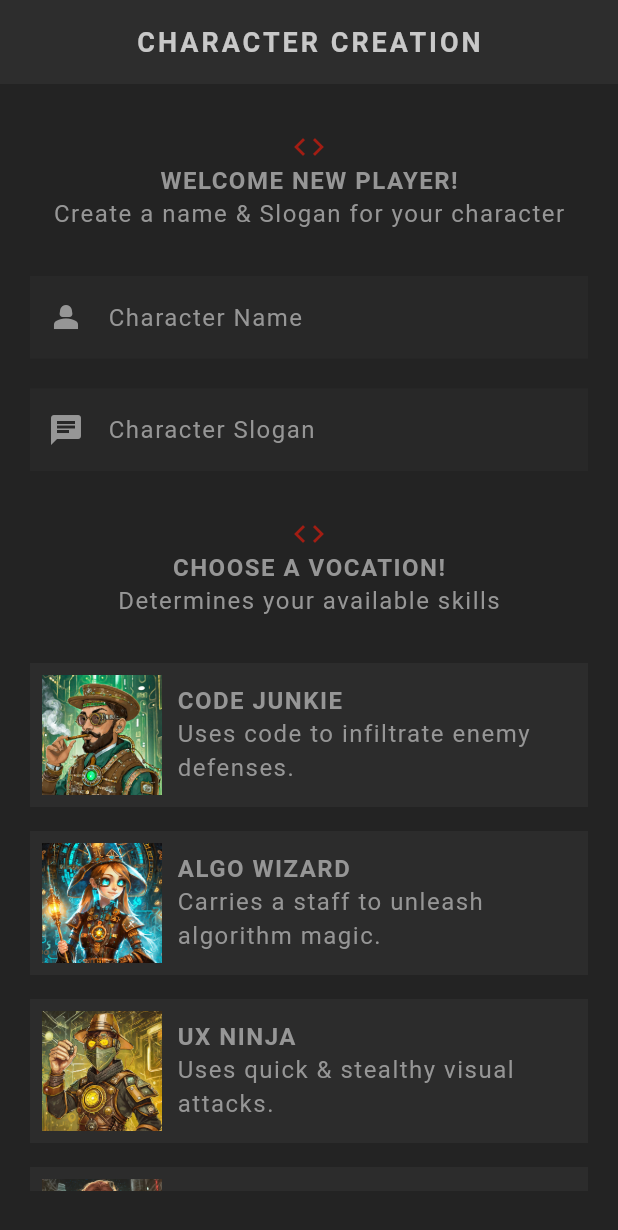
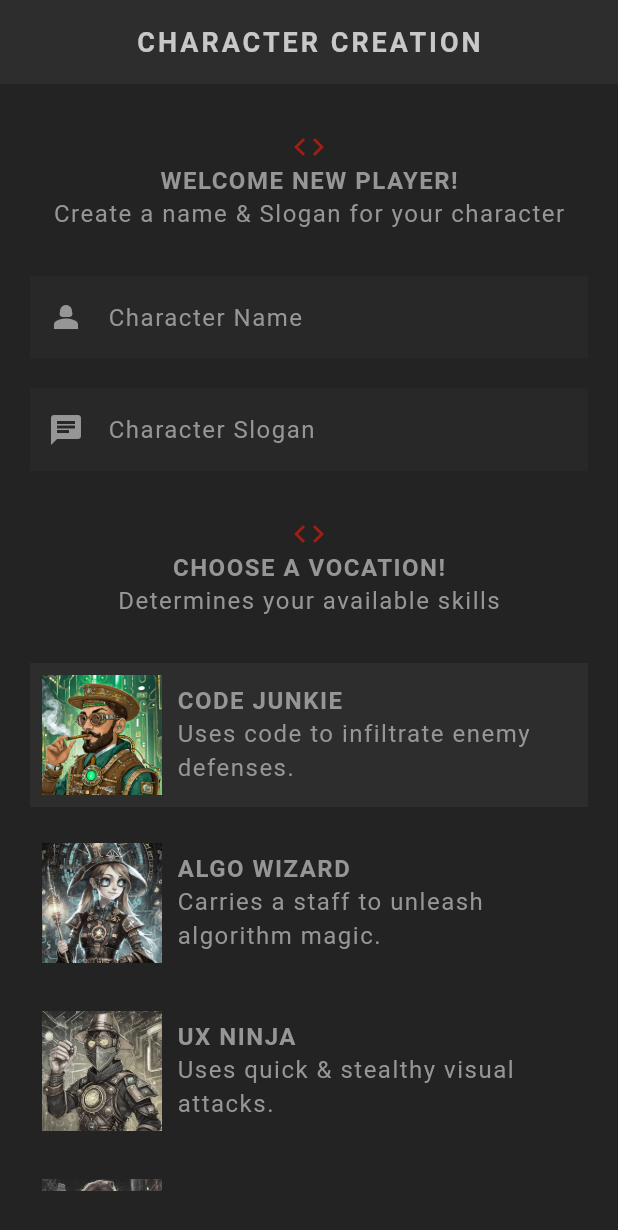
Before and after one commit to VictorDevLab/role_playing_game, a Flutter app: the screen it shows after launch, on a phone screen of 412 x 824 dp. Shown: the top 1230 px of the screen. Run offline on Flutter 3.47's test engine with Material 3 defaults, Android fonts, the phone set to English and light mode, and no system bars; our stand-ins replace google_fonts; Roboto replaces fonts that are missing (Kanit).

Commit message:
selecting a vocation

```diff
--- a/lib/screens/create/create.dart
+++ b/lib/screens/create/create.dart
@@ -22,6 +22,16 @@ class _CreateState extends State<Create> {
     _nameController.dispose();
     _sloganController.dispose();
     super.dispose();
+  }
+
+  //handling vocation selection
+  Vocation selectedVocation = Vocation.junkie;
+
+  void updateVocation(Vocation vocation) {
+    //set state triggers a rebuild
+    setState(() {
+      selectedVocation = vocation;
+    });
   }
 
   //submit handler function
@@ -91,10 +101,26 @@ class _CreateState extends State<Create> {
               ),
               const SizedBox(height: 30),
 
-              VocationCard(vocation: Vocation.junkie),
-              VocationCard(vocation: Vocation.wizard),
-              VocationCard(vocation: Vocation.ninja),
-              VocationCard(vocation: Vocation.raider),
+              VocationCard(
+                selected: selectedVocation == Vocation.junkie,
+                onTap: updateVocation,
+                vocation: Vocation.junkie,
+              ),
+              VocationCard(
+                selected: selectedVocation == Vocation.wizard,
+                onTap: updateVocation,
+                vocation: Vocation.wizard,
+              ),
+              VocationCard(
+                selected: selectedVocation == Vocation.ninja,
+                onTap: updateVocation,
+                vocation: Vocation.ninja,
+              ),
+              VocationCard(
+                selected: selectedVocation == Vocation.raider,
+                onTap: updateVocation,
+                vocation: Vocation.raider,
+              ),
 
               Center(
                 child: StyledButton(
--- a/lib/screens/create/vocation_card.dart
+++ b/lib/screens/create/vocation_card.dart
@@ -1,18 +1,27 @@
 import 'package:flutter/material.dart';
 import 'package:role_playing_game/models/vocation.dart';
 import 'package:role_playing_game/shared/styled_text.dart';
+import 'package:role_playing_game/theme.dart';
 
 class VocationCard extends StatelessWidget {
-  const VocationCard({super.key, required this.vocation});
+  const VocationCard({
+    super.key,
+    required this.vocation,
+    required this.onTap,
+    required this.selected,
+  });
 
   final Vocation vocation;
+  final void Function(Vocation) onTap;
+  final bool selected;
   @override
   Widget build(BuildContext context) {
     return GestureDetector(
       onTap: () {
-        print(vocation.title);
+        onTap(vocation);
       },
       child: Card(
+        color: selected ? AppColors.secondaryColor : Colors.transparent,
         child: Padding(
           padding: EdgeInsets.all(8),
           child: Row(
@@ -21,6 +30,9 @@ class VocationCard extends StatelessWidget {
                 "assets/img/vocations/${vocation.image}",
                 width: 80,
                 colorBlendMode: BlendMode.color,
+                color: !selected
+                    ? Colors.black.withOpacity(0.8)
+                    : Colors.transparent,
               ),
               const SizedBox(width: 10),
               Expanded(
```
